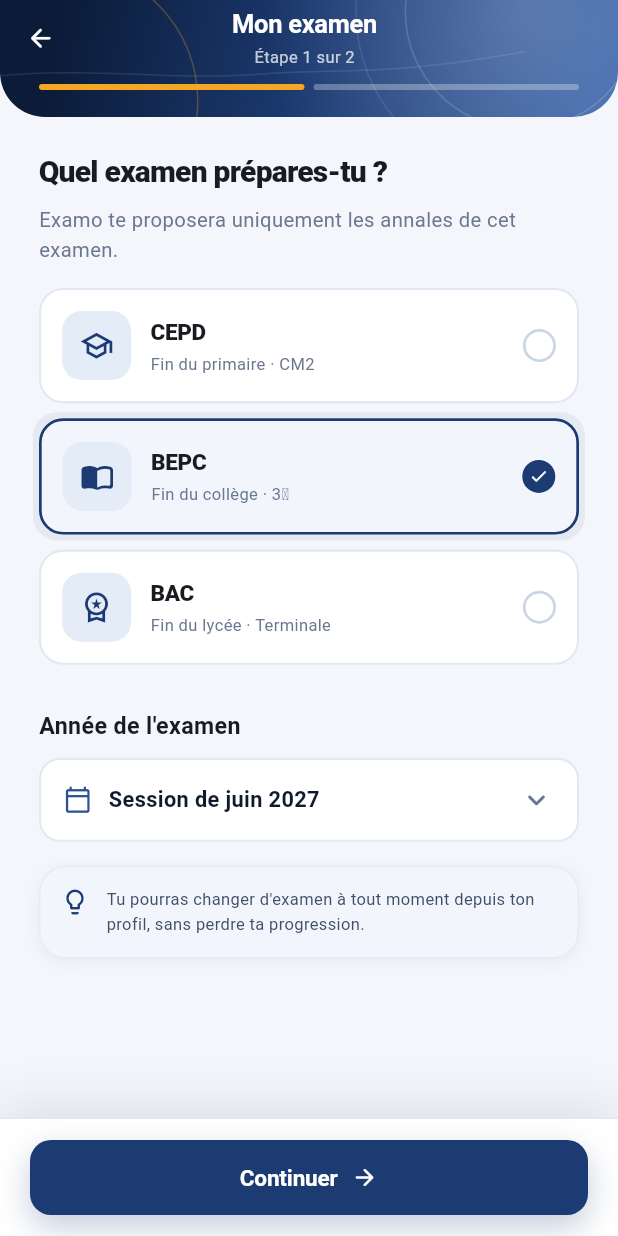
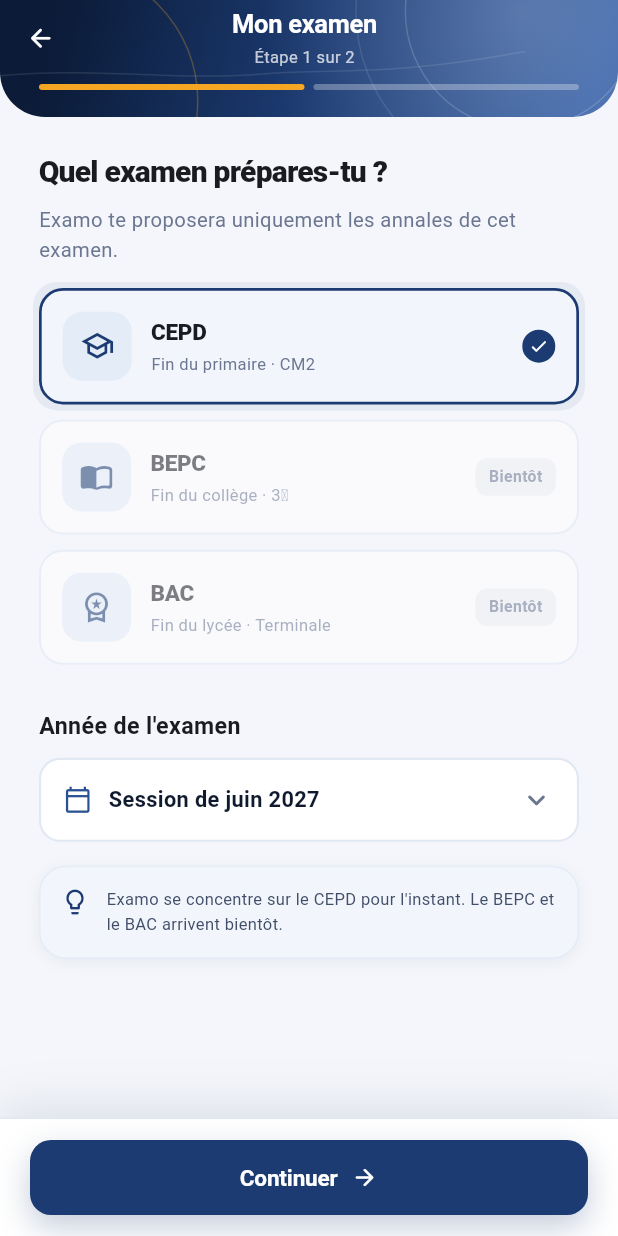
Before and after one commit to XB19/Examo-app, a Flutter app: the ExamLevelScreen screen opened directly, on a phone screen of 412 x 824 dp. Run offline on Flutter 3.47's test engine with Material 3 defaults, Android fonts, the phone set to English and light mode, and no system bars; our stand-ins replace flutter_tts, image_picker, shared_preferences, speech_to_text; accounts and stored records are empty.

Commit message:
Corrige l'incohérence CEPD -> matières de collège dans l'inscription
Quel que soit le niveau choisi à l'étape « Mon examen », l'étape « Mes
matières » affichait toujours une liste fixe de matières de collège
(Mathématiques, Français, Physique-Chimie, SVT, Histoire-Géo, Anglais),
même pour un élève ayant choisi le CEPD.

- exam_level_screen.dart : le CEPD est maintenant présélectionné (le seul
  niveau avec de vraies annales), BEPC et BAC sont visibles mais désactivés
  avec un badge "Bientôt", pour ne pas mener à une étape suivante
  incohérente.
- subjects_screen.dart : récupère désormais le vrai programme du niveau
  choisi depuis le backend (ExamApi.fetchExams), avec le nom, la couleur et
  le nombre d'annales réels de chaque matière CEPD, toutes présélectionnées
  (un examen national a un programme fixe, pas un choix de série).
- models/exam.dart : cepdSubjectCodes déplacé ici depuis progress_store.dart
  pour servir à la fois au tri de cet écran et au calcul de progression.
- widgets/subject_icon.dart supprimé (liste de matières de collège
  fictives, plus aucune référence après la correction).

Testé de bout en bout sur émulateur Android contre le backend local.

Co-Authored-By: Claude Sonnet 5 <noreply@anthropic.com>

```diff
--- a/lib/screens/exam_level_screen.dart
+++ b/lib/screens/exam_level_screen.dart
@@ -3,10 +3,12 @@ import '../theme/app_colors.dart';
 import '../widgets/app_card.dart';
 import '../widgets/app_field.dart';
 import '../widgets/buttons.dart';
-import '../widgets/chip_widgets.dart';
 import '../widgets/gradient_header.dart';
 import 'subjects_screen.dart';
 
+/// Niveau d'examen préparé. Seul le CEPD a des annales réelles pour
+/// l'instant : les autres sont affichés pour la feuille de route, mais
+/// désactivés, plutôt que de mener à un écran suivant incohérent.
 class ExamLevelScreen extends StatefulWidget {
   const ExamLevelScreen({super.key});
 
@@ -15,13 +17,12 @@ class ExamLevelScreen extends StatefulWidget {
 }
 
 class _ExamLevelScreenState extends State<ExamLevelScreen> {
-  int selected = 1; // BEPC
-  String series = 'D';
+  int selected = 0; // CEPD
 
   static const _levels = [
-    ('CEPD', 'Fin du primaire · CM2', Icons.school_outlined),
-    ('BEPC', 'Fin du collège · 3ᵉ', Icons.import_contacts_rounded),
-    ('BAC', 'Fin du lycée · Terminale', Icons.workspace_premium_outlined),
+    ('CEPD', 'Fin du primaire · CM2', Icons.school_outlined, true),
+    ('BEPC', 'Fin du collège · 3ᵉ', Icons.import_contacts_rounded, false),
+    ('BAC', 'Fin du lycée · Terminale', Icons.workspace_premium_outlined, false),
   ];
 
   @override
@@ -62,29 +63,6 @@ class _ExamLevelScreenState extends State<ExamLevelScreen> {
                         style: TextStyle(fontSize: 13.5, color: AppColors.muted, height: 1.5)),
                     const SizedBox(height: 16),
                     for (int i = 0; i < _levels.length; i++) _levelTile(i),
-                    if (selected == 2) ...[
-                      const SizedBox(height: 14),
-                      Row(
-                        mainAxisAlignment: MainAxisAlignment.spaceBetween,
-                        children: [
-                          const Text('Série', style: TextStyle(fontSize: 15.5, fontWeight: FontWeight.w700)),
-                          Text('Facultatif', style: TextStyle(fontSize: 12.5, color: AppColors.muted)),
-                        ],
-                      ),
-                      const SizedBox(height: 10),
-                      Wrap(
-                        spacing: 8,
-                        runSpacing: 8,
-                        children: ['A4', 'C', 'D', 'G1', 'G2', 'E']
-                            .map((s) => AppChip(
-                                  label: s,
-                                  height: 36,
-                                  tone: series == s ? ChipTone.on : ChipTone.line,
-                                  onTap: () => setState(() => series = s),
-                                ))
-                            .toList(),
-                      ),
-                    ],
                     const SizedBox(height: 20),
                     const Text('Année de l\'examen', style: TextStyle(fontSize: 15.5, fontWeight: FontWeight.w700)),
                     const SizedBox(height: 10),
@@ -104,7 +82,7 @@ class _ExamLevelScreenState extends State<ExamLevelScreen> {
                           const SizedBox(width: 11),
                           Expanded(
                             child: Text(
-                              'Tu pourras changer d\'examen à tout moment depuis ton profil, sans perdre ta progression.',
+                              'Examo se concentre sur le CEPD pour l\'instant. Le BEPC et le BAC arrivent bientôt.',
                               style: TextStyle(fontSize: 11, color: AppColors.ink2, height: 1.55),
                             ),
                           ),
@@ -129,7 +107,8 @@ class _ExamLevelScreenState extends State<ExamLevelScreen> {
             icon: Icons.arrow_forward_rounded,
             iconTrailing: true,
             height: 50,
-            onPressed: () => Navigator.of(context).push(MaterialPageRoute(builder: (_) => const SubjectsScreen())),
+            onPressed: () => Navigator.of(context)
+                .push(MaterialPageRoute(builder: (_) => SubjectsScreen(level: _levels[selected].$1))),
           ),
         ),
       ),
@@ -139,16 +118,19 @@ class _ExamLevelScreenState extends State<ExamLevelScreen> {
   Widget _dash(bool on) => Container(height: 4, decoration: BoxDecoration(color: on ? AppColors.gold500 : Colors.white.withValues(alpha: .3), borderRadius: BorderRadius.circular(9)));
 
   Widget _levelTile(int i) {
-    final (name, desc, icon) = _levels[i];
+    final (name, desc, icon, available) = _levels[i];
     final active = selected == i;
     return Padding(
       padding: const EdgeInsets.only(bottom: 10),
+      child: Opacity(
+        opacity: available ? 1 : 0.55,
         child: InkWell(
           borderRadius: BorderRadius.circular(16),
-        onTap: () => setState(() {
-          selected = i;
-          if (i != 2) series = 'D';
-        }),
+          onTap: available
+              ? () => setState(() => selected = i)
+              : () => ScaffoldMessenger.of(context).showSnackBar(
+                    SnackBar(content: Text('$name arrive bientôt sur Examo.'), duration: const Duration(seconds: 2)),
+                  ),
           child: Container(
             padding: const EdgeInsets.all(14),
             decoration: BoxDecoration(
@@ -176,6 +158,13 @@ class _ExamLevelScreenState extends State<ExamLevelScreen> {
                     ],
                   ),
                 ),
+                if (!available)
+                  Container(
+                    padding: const EdgeInsets.symmetric(horizontal: 9, vertical: 5),
+                    decoration: BoxDecoration(color: AppColors.muted.withValues(alpha: .12), borderRadius: BorderRadius.circular(8)),
+                    child: const Text('Bientôt', style: TextStyle(fontSize: 10.5, fontWeight: FontWeight.w700, color: AppColors.muted)),
+                  )
+                else
                   Container(
                     width: 22,
                     height: 22,
@@ -190,6 +179,7 @@ class _ExamLevelScreenState extends State<ExamLevelScreen> {
             ),
           ),
         ),
+      ),
     );
   }
 }
```
Also changed, not shown: lib/models/exam.dart (+8 -0 lines), lib/screens/subjects_screen.dart (+106 -54 lines), lib/services/progress_store.dart (+0 -8 lines), lib/widgets/subject_icon.dart (deleted, +0 -35 lines), 2 other files. Lines whose indentation alone changed are shown as unchanged.
